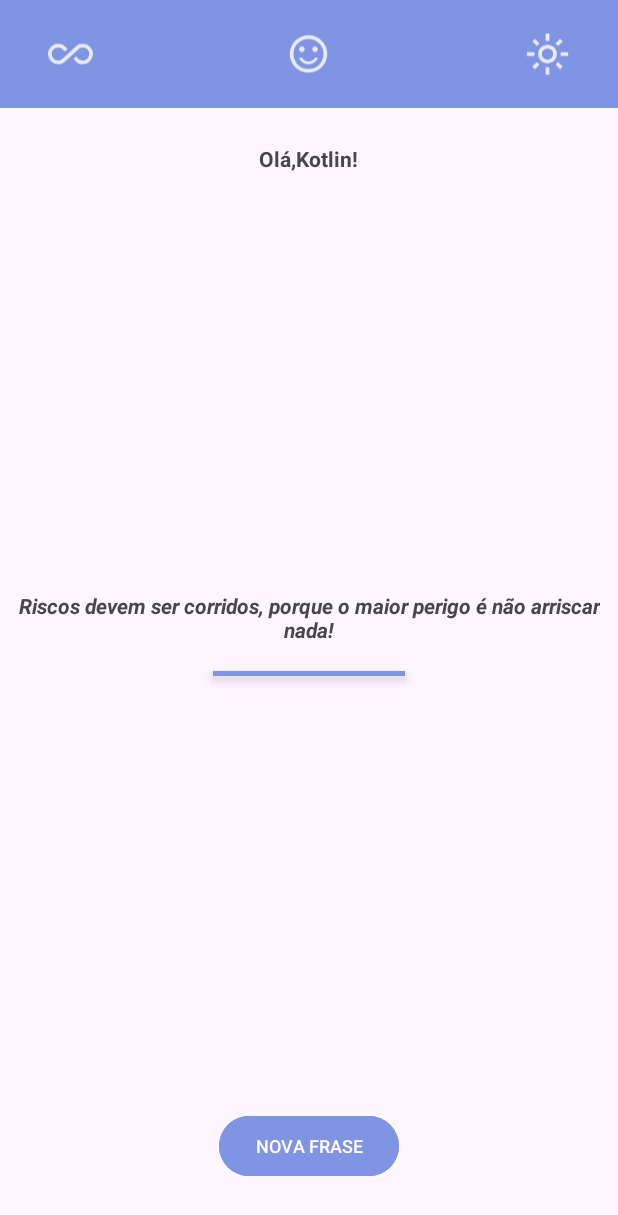
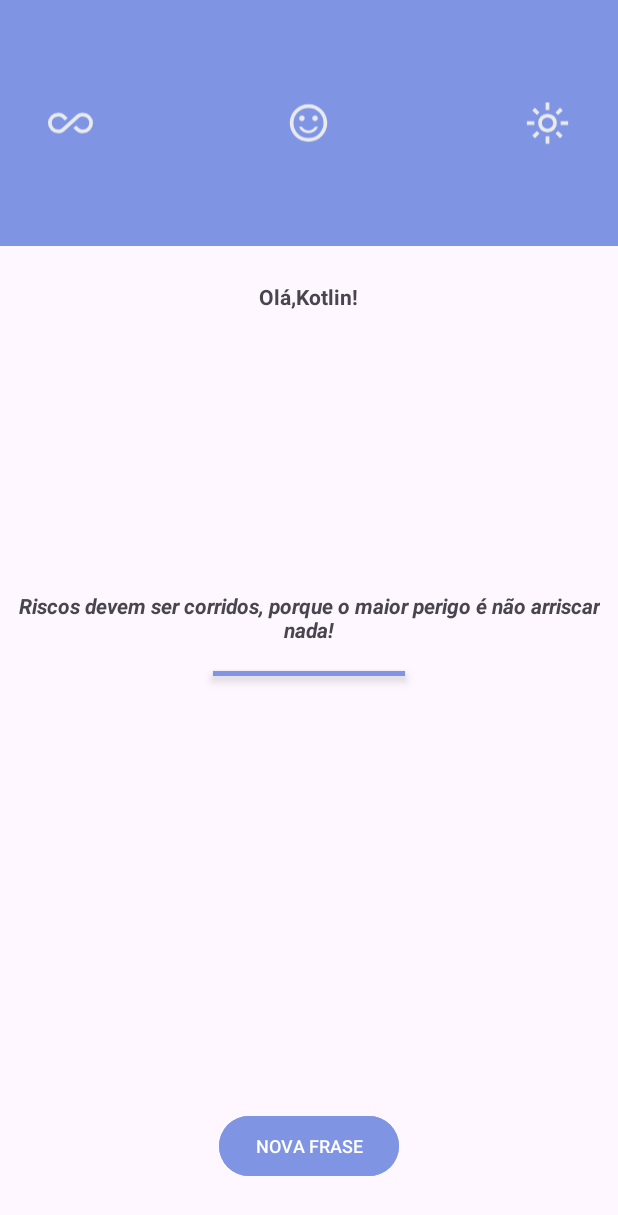
Before and after one commit to xCarolineBraga/Motivation, an Android app: the layout activity_phrases.xml on its own in the app's theme, with its tools: preview values and no code run, on a phone screen of 412 x 824 dp. Shown: the top 1215 px of the screen. Run offline under Robolectric (Android 15) with nearby library versions, the phone set to English and light mode, and no system bars.

Commit message:
Implementação de melhorias de ui

```diff
--- a/app/src/main/java/com/example/appmotivation/ui/PhrasesActivity.kt
+++ b/app/src/main/java/com/example/appmotivation/ui/PhrasesActivity.kt
@@ -1,10 +1,12 @@
 package com.example.appmotivation.ui
 
+import android.graphics.Color
 import android.os.Bundle
 import android.view.View
 import androidx.activity.enableEdgeToEdge
 import androidx.appcompat.app.AppCompatActivity
 import androidx.core.view.ViewCompat
+import androidx.core.view.WindowCompat
 import androidx.core.view.WindowInsetsCompat
 import com.example.appmotivation.PhraseRepository
 import com.example.appmotivation.constants.AppConstants
@@ -23,16 +25,17 @@ class PhrasesActivity : AppCompatActivity(), View.OnClickListener {
         super.onCreate(savedInstanceState)
         enableEdgeToEdge()
 
+
         binding = ActivityPhrasesBinding.inflate(layoutInflater)
         setContentView(binding.root)
 
         securityPreferences = SecurityPreferences(this)
 
-        ViewCompat.setOnApplyWindowInsetsListener(findViewById(R.id.main)) { v, insets ->
+      /*  ViewCompat.setOnApplyWindowInsetsListener(findViewById(R.id.main)) { v, insets ->
             val systemBars = insets.getInsets(WindowInsetsCompat.Type.systemBars())
             v.setPadding(systemBars.left, systemBars.top, systemBars.right, systemBars.bottom)
             insets
-        }
+        }*/
 
         setListeners()
         getUserName()
@@ -47,8 +50,8 @@ class PhrasesActivity : AppCompatActivity(), View.OnClickListener {
 
     }
 
-    private fun refreshPhrase(){
-       binding.textViewFrases.text =  phraseRepository.getPhrases()
+    private fun refreshPhrase() {
+        binding.textViewFrases.text = phraseRepository.getPhrases()
     }
 
     private fun handleNewPhrase() {
@@ -64,7 +67,7 @@ class PhrasesActivity : AppCompatActivity(), View.OnClickListener {
 
     private fun getUserName() {
         // função para recuperação de intents
-       val nome = securityPreferences.getString(AppConstants.Key.PERSON_NAME)
+        val nome = securityPreferences.getString(AppConstants.Key.PERSON_NAME)
         binding.textViewName.text = nome
 
     }
--- a/app/src/main/res/layout/activity_phrases.xml
+++ b/app/src/main/res/layout/activity_phrases.xml
@@ -7,9 +7,10 @@
     tools:context=".ui.PhrasesActivity">
 
     <View
+        android:padding="56dp"
         android:id="@+id/view_backgroundTitle"
         android:layout_width="match_parent"
-        android:layout_height="72dp"
+        android:layout_height="164dp"
         android:layout_alignParentStart="true"
         android:layout_alignParentTop="true"
         android:layout_alignParentEnd="true"
```
